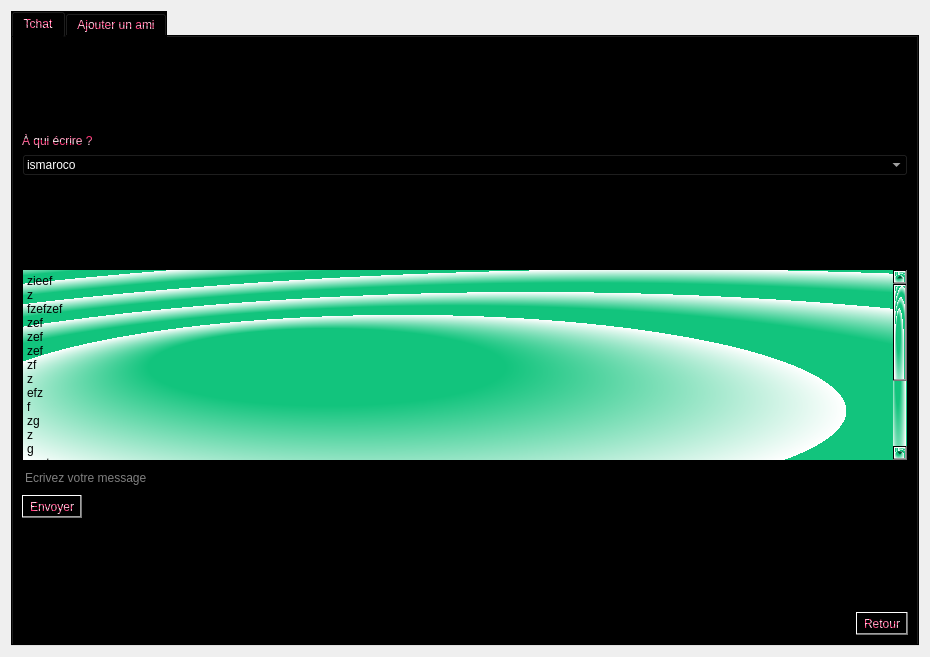
Old version of the form Client/UI/AmisQt.ui in the repository Minigrim0/LombricABrac.
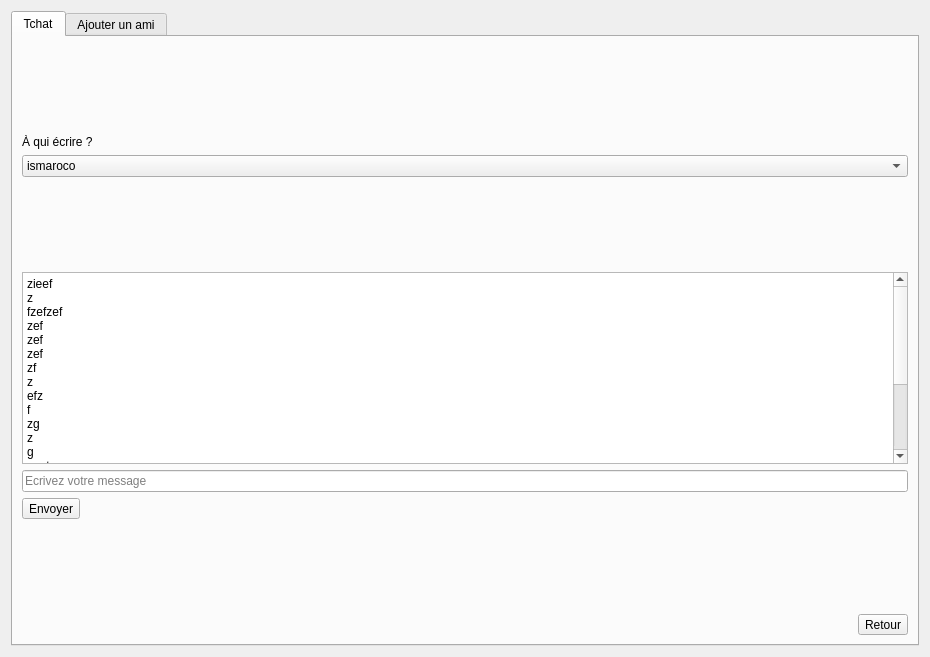
New version of the form. The open tabs and pages were chosen to show the change. Icons and pictures are not drawn.

```diff
--- a/Client/UI/AmisQt.ui
+++ b/Client/UI/AmisQt.ui
@@ -21,8 +21,7 @@
    <item>
     <widget class="QTabWidget" name="Tab_AmisWidget">
      <property name="styleSheet">
-      <string notr="true">background-color: rgb(0, 0, 0);
-color: qlineargradient(spread:repeat, x1:0.835821, y1:0.119, x2:1, y2:0, stop:0 rgba(255, 28, 103, 255), stop:1 rgba(255, 255, 255, 255));</string>
+      <string notr="true"/>
      </property>
      <property name="currentIndex">
       <number>0</number>
@@ -37,7 +36,7 @@
          <item row="9" column="0" alignment="Qt::AlignRight">
           <widget class="QToolButton" name="Return_From_TchatToolButton">
            <property name="styleSheet">
-            <string notr="true">background-color: qlineargradient(spread:pad, x1:1, y1:0, x2:1, y2:0, stop:0 rgba(0, 0, 0, 255), stop:1 rgba(255, 255, 255, 255));</string>
+            <string notr="true"/>
            </property>
            <property name="text">
             <string>Retour</string>
@@ -86,7 +85,7 @@
          <item row="2" column="0">
           <widget class="QComboBox" name="Tchat_ListcomboBox">
            <property name="styleSheet">
-            <string notr="true">color: rgb(255, 255, 255);</string>
+            <string notr="true"/>
            </property>
            <item>
             <property name="text">
@@ -131,7 +130,7 @@
          <item row="6" column="0">
           <widget class="QLineEdit" name="Tchat_input_lineEdit">
            <property name="styleSheet">
-            <string notr="true">color: rgb(255, 255, 255);</string>
+            <string notr="true"/>
            </property>
            <property name="placeholderText">
             <string>Ecrivez votre message</string>
@@ -148,8 +147,7 @@
          <item row="5" column="0">
           <widget class="QPlainTextEdit" name="Tchat_display_plainTextEdit">
            <property name="styleSheet">
-            <string notr="true">color: qradialgradient(spread:repeat, cx:0.43, cy:0.739, radius:0.5, fx:0.286, fy:0.358, stop:0.402985 rgba(18, 196, 125, 255), stop:1 rgba(255, 255, 255, 255));
-background-color: qradialgradient(spread:repeat, cx:0.43, cy:0.739, radius:0.5, fx:0.286, fy:0.358, stop:0.402985 rgba(18, 196, 125, 255), stop:1 rgba(255, 255, 255, 255));</string>
+            <string notr="true"/>
            </property>
            <property name="plainText">
             <string>zieef
@@ -184,7 +182,7 @@
          <item row="7" column="0">
           <widget class="QToolButton" name="Send_MessageToolButton">
            <property name="styleSheet">
-            <string notr="true">background-color: qlineargradient(spread:pad, x1:1, y1:0, x2:1, y2:0, stop:0 rgba(0, 0, 0, 255), stop:1 rgba(255, 255, 255, 255));</string>
+            <string notr="true"/>
            </property>
            <property name="text">
             <string>Envoyer</string>
```
Left out of the diff: 14 changed lines with no effect on the pictures.
